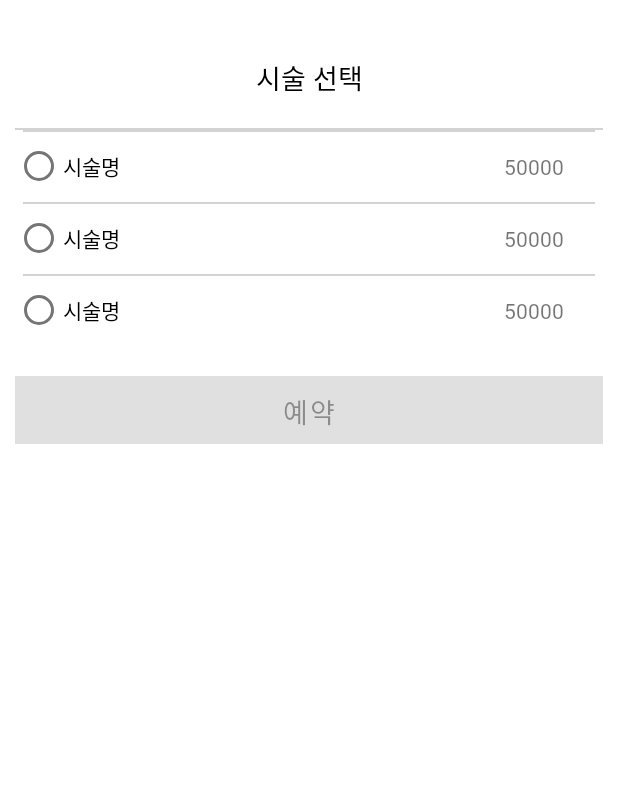
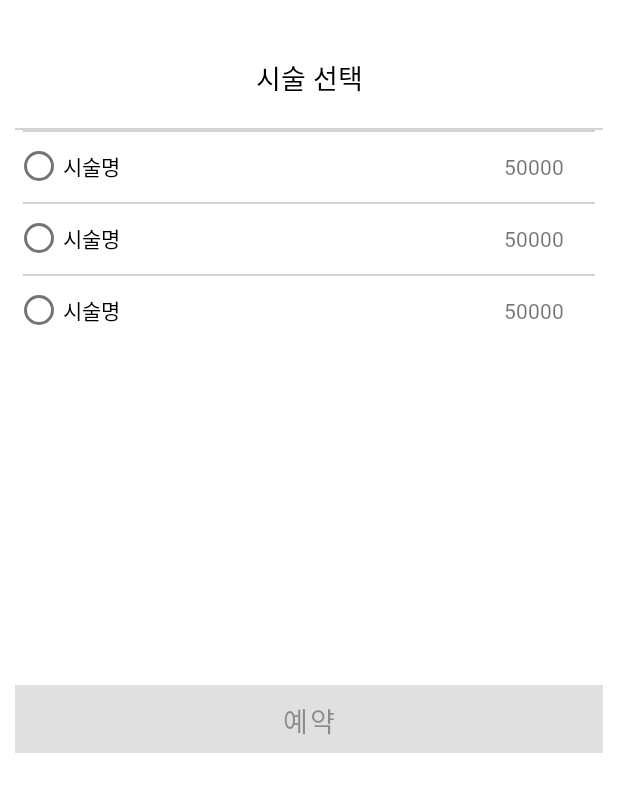
Before and after one commit to egg8/egg8, an Android app: the layout recyclerview_surgery.xml on its own in the app's theme, with its tools: preview values and no code run, on a phone screen of 412 x 824 dp. Shown: the top 792 px of the screen. Run offline under Robolectric (Android 15) with nearby library versions, the phone set to English and light mode, and no system bars.

```diff
--- a/app/src/main/res/layout/recyclerview_surgery.xml
+++ b/app/src/main/res/layout/recyclerview_surgery.xml
@@ -30,19 +30,15 @@
             android:layout_width="match_parent"
             android:layout_height="1dp"/>
 
-        <ScrollView
-            android:layout_width="match_parent"
-            android:layout_height="match_parent">
+
         <androidx.recyclerview.widget.RecyclerView
             android:id="@+id/RecyclerView_surgery"
-
             android:layout_width="match_parent"
             android:layout_height="350dp"
             tools:listitem="@layout/item_re_surgery"/>
-        </ScrollView>
+
 
         <Button
-
             android:id="@+id/btn_app_ok"
             android:background="@color/log_green"
             android:fontFamily="@font/sandol_regular"
```
Also changed, not shown: app/src/main/java/com/egg8/ui/user/ShopActivity.java (+21 -3 lines).
